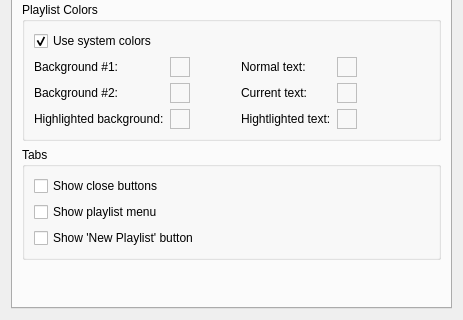
djdron/qmmp, file qmmp-plugin-pack/src/Ui/qsui/forms/qsuisettings.ui: the form before one commit; both pictures show x 0 to 463 and y 163 to 483 of the 463 by 483 pixel window.
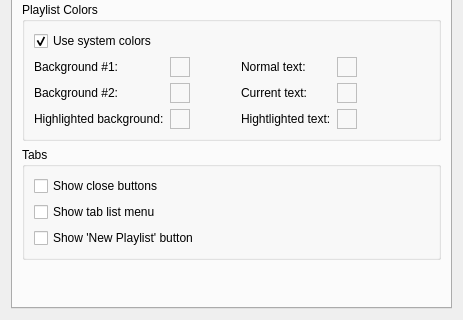
The form after the commit. The open tabs and pages were chosen to show the change. Custom widgets are drawn as their Qt base class.

The edit to the form file:
```diff
--- a/qmmp-plugin-pack/src/Ui/qsui/forms/qsuisettings.ui
+++ b/qmmp-plugin-pack/src/Ui/qsui/forms/qsuisettings.ui
@@ -736,7 +736,7 @@
           <item>
            <widget class="QCheckBox" name="showPLMenuCheckBox">
             <property name="text">
-             <string>Show playlist menu</string>
+             <string>Show tab list menu</string>
             </property>
            </widget>
           </item>
```
Left out of the diff: 2 changed lines with no effect on the pictures.
